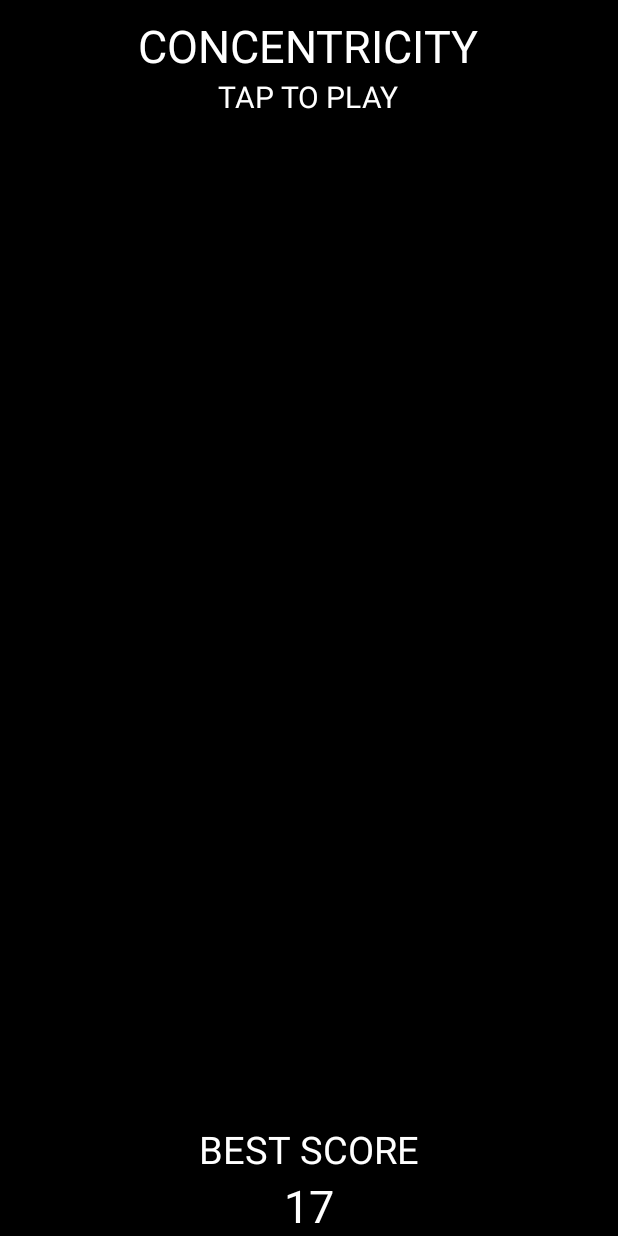
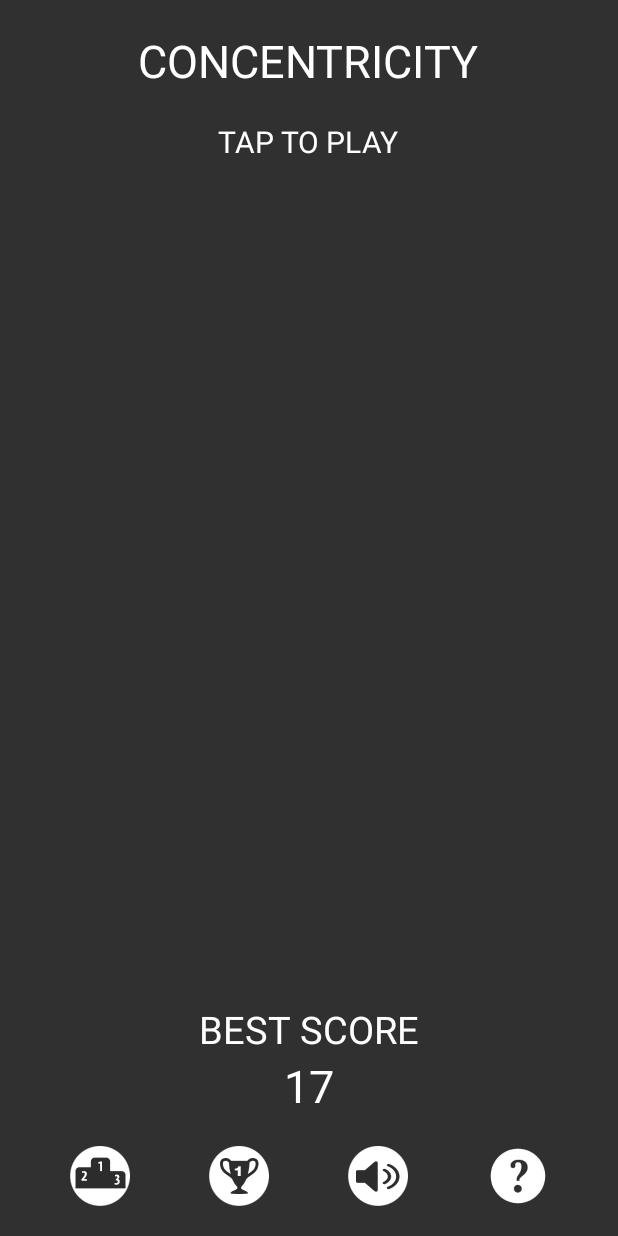
Before and after one commit to TeamUpApp/Concentricity, an Android app: the layout activity_main.xml on its own in the app's theme, with its tools: preview values and no code run, on a phone screen of 412 x 824 dp. Run offline under Robolectric (Android 15) with nearby library versions, the phone set to English and light mode, and no system bars.

Commit message:
layout changes

```diff
--- a/app/build.gradle
+++ b/app/build.gradle
@@ -23,4 +23,5 @@ dependencies {
     compile fileTree(dir: 'libs', include: ['*.jar'])
     compile 'com.android.support:appcompat-v7:21.0.3'
     compile 'com.google.android.gms:play-services:6.+'
+    compile 'uk.co.chrisjenx:calligraphy:2.0.2'
 }
--- a/app/src/main/AndroidManifest.xml
+++ b/app/src/main/AndroidManifest.xml
@@ -6,6 +6,7 @@
     <uses-permission android:name="android.permission.ACCESS_NETWORK_STATE" />
 
     <application
+        android:name="GameApplication"
         android:allowBackup="true"
         android:icon="@mipmap/ic_launcher"
         android:label="@string/app_name"
--- a/app/src/main/res/layout/activity_main.xml
+++ b/app/src/main/res/layout/activity_main.xml
@@ -7,6 +7,16 @@
     android:background="@color/background"
     tools:context=".MainActivity">
 
+    <TextView
+        android:textSize="40sp"
+        android:id="@+id/text_score"
+        android:layout_margin="10sp"
+        android:visibility="gone"
+        android:textColor="@android:color/white"
+        android:layout_alignParentRight="true"
+        android:layout_alignParentTop="true"
+        android:layout_width="wrap_content"
+        android:layout_height="wrap_content" />
     <LinearLayout
         android:padding="10sp"
         android:id="@+id/ll_title"
@@ -18,12 +28,14 @@
             android:textSize="30sp"
             android:layout_gravity="center"
             android:id="@+id/text"
+            android:layout_margin="10sp"
             android:textColor="@android:color/white"
             android:text="CONCENTRICITY"
             android:layout_width="wrap_content"
             android:layout_height="wrap_content" />
 
         <TextView
+            android:layout_margin="10sp"
             android:textSize="20sp"
             android:layout_gravity="center"
             android:textColor="@android:color/white"
@@ -34,7 +46,6 @@
 
 
     <FrameLayout
-        android:layout_margin="20sp"
         android:id="@+id/frame"
         android:layout_below="@id/ll_title"
         android:layout_above="@+id/ll_bottom"
@@ -52,6 +63,7 @@
         ads:adUnitId="@string/banner_ad_unit_id"></com.google.android.gms.ads.AdView>
 
     <LinearLayout
+        android:layout_marginTop="20sp"
         android:layout_above="@id/adView"
         android:orientation="vertical"
         android:id="@id/ll_bottom"
@@ -78,5 +90,38 @@
                 android:layout_height="wrap_content" />
         </LinearLayout>
 
+        <LinearLayout
+            android:layout_margin="20sp"
+            android:orientation="horizontal"
+            android:layout_width="match_parent"
+            android:layout_height="wrap_content">
+
+            <ImageButton android:layout_weight="1"
+
+                android:background="@color/background"
+                android:layout_width="wrap_content"
+                android:layout_height="wrap_content"
+                android:src="@mipmap/leaderboard" />
+            <ImageButton
+                android:layout_weight="1"
+                android:background="@color/background"
+                android:layout_width="wrap_content"
+                android:layout_height="wrap_content"
+                android:src="@mipmap/achieve" />
+            <ImageButton
+                android:layout_weight="1"
+                android:background="@color/background"
+                android:layout_width="wrap_content"
+                android:layout_height="wrap_content"
+                android:src="@mipmap/sound" />
+            <ImageButton
+                android:layout_weight="1"
+                android:background="@color/background"
+                android:layout_width="wrap_content"
+                android:layout_height="wrap_content"
+                android:src="@mipmap/help" />
+
+        </LinearLayout>
+
     </LinearLayout>
 </RelativeLayout>
--- a/app/src/main/res/values/color.xml
+++ b/app/src/main/res/values/color.xml
@@ -1,7 +1,7 @@
 <resources>
 
     <color name="black_overlay">#66000000</color>
-    <color name="background">@android:color/background_dark</color>
+    <color name="background">#303030</color>
 
     <color name="red">#FF5252</color>
     <color name="green">#32C24D</color>
--- a/app/src/main/res/values/styles.xml
+++ b/app/src/main/res/values/styles.xml
@@ -4,6 +4,9 @@
     <style name="AppTheme" parent="Theme.AppCompat.Light.NoActionBar">
         <!-- Customize your theme here. -->
         <item name="android:textColor">@android:color/white</item>
+        <item name="android:textViewStyle">@style/AppTheme.Widget.TextView</item>
     </style>
-
+    <style name="AppTheme.Widget.TextView" parent="android:Widget.Holo.Light.TextView">
+        <item name="fontPath">CODE.otf</item>
+    </style>
 </resources>
```
Also changed, not shown: app/src/main/java/teamupapps/com/concentricity/GameApplication.java (added, +24 -0 lines), app/src/main/java/teamupapps/com/concentricity/MainActivity.java (+112 -99 lines), app/src/main/assets/CODE.otf (added), app/src/main/res/mipmap-hdpi/achieve.png (added), app/src/main/res/mipmap-hdpi/help.png (added), app/src/main/res/mipmap-hdpi/ic_launcher.png, app/src/main/res/mipmap-hdpi/leaderboard.png (added), app/src/main/res/mipmap-hdpi/mute.png (added), app/src/main/res/mipmap-hdpi/sound.png (added), app/src/main/res/mipmap-mdpi/ic_launcher.png, app/src/main/res/mipmap-xhdpi/ic_launcher.png, app/src/main/res/mipmap-xxhdpi/ic_launcher.png, 1 other file.
